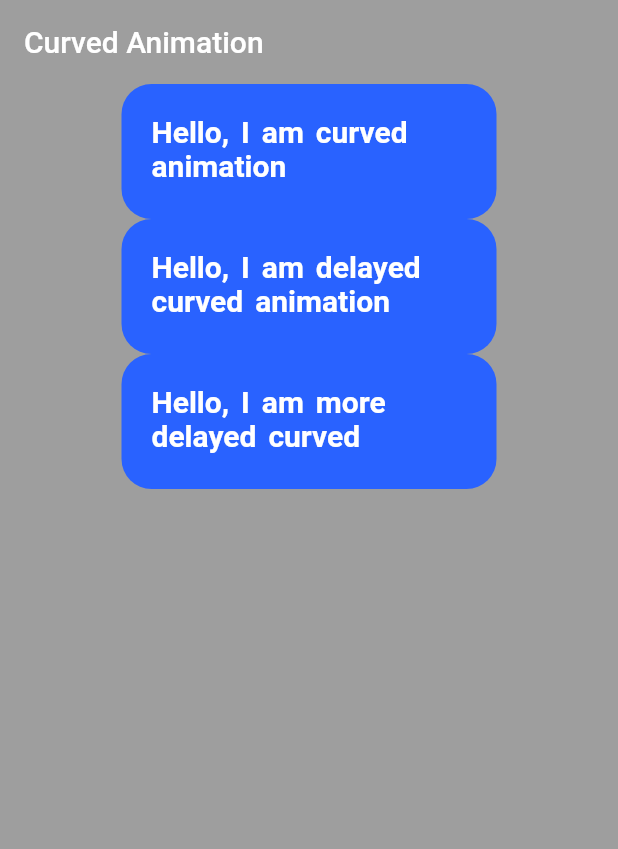
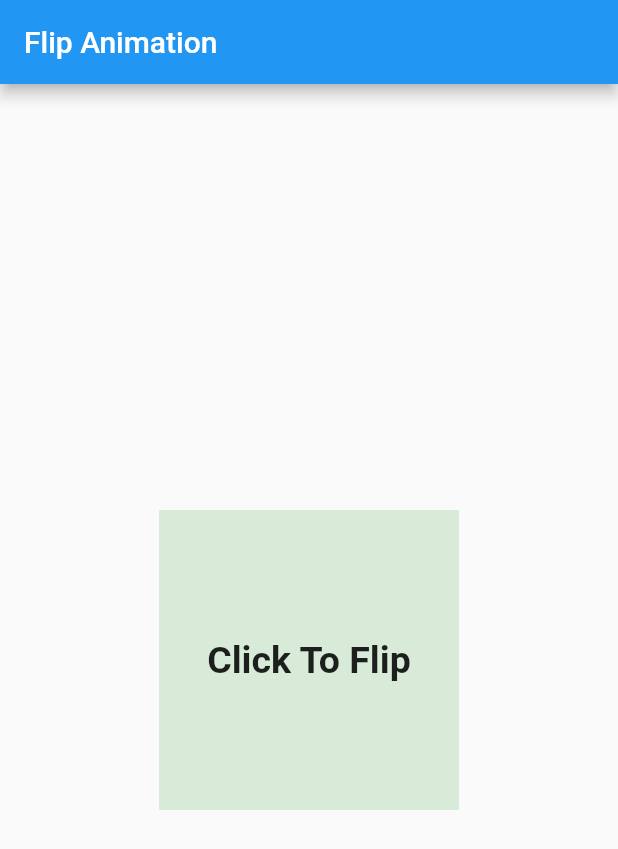
Before and after one commit to Qalb-E-Abbas/Flip-Animation-Flutter, a Flutter app: the screen it shows after launch, on a phone screen of 412 x 824 dp. Shown: the top 849 px of the screen. Run offline on Flutter 3.47's test engine with Material 2 defaults, Android fonts, the phone set to English and light mode, and no system bars.

Commit message:
This is initial commit

```diff
--- a/lib/main.dart
+++ b/lib/main.dart
@@ -1,118 +1,86 @@
+import 'dart:math';
+
 import 'package:flutter/material.dart';
 
-void main() {
-  runApp(MaterialApp(
+void main() => runApp(new MyApp());
+
+class MyApp extends StatelessWidget {
+  @override
+  Widget build(BuildContext context) {
+    return new MaterialApp(
       debugShowCheckedModeBanner: false,
-    home: HomePage(),
-  ));
+      home: new MyHomePage(),
+    );
   }
-class HomePage extends StatefulWidget {
-  @override
-  _HomePageState createState() => _HomePageState();
 }
 
-class _HomePageState extends State<HomePage> with SingleTickerProviderStateMixin{
+class MyHomePage extends StatefulWidget {
+  @override
+  _MyHomePageState createState() => new _MyHomePageState();
+}
 
-
-  AnimationController animationController;
-  Animation animation, delayed, soMuchDelayed;
+class _MyHomePageState extends State<MyHomePage>
+    with SingleTickerProviderStateMixin {
+  AnimationController controller;
+  Animation flip_anim;
 
   @override
   void initState() {
+    // TODO: implement initState
     super.initState();
 
-    animationController = AnimationController(duration: Duration(seconds: 3), vsync: this);
-    animation = Tween(begin: -1.0, end: 0.0).animate(CurvedAnimation(
-      parent: animationController,
-      curve: Curves.fastOutSlowIn
-    ));
+    controller = AnimationController(duration: Duration(seconds: 5), vsync: this);
 
-
-    delayed = Tween(begin: -1.0, end: 0.0).animate(CurvedAnimation(
-        parent: animationController,
-        curve: Interval(0.5, 1.0, curve:Curves.fastOutSlowIn)
-    ));
-
-    soMuchDelayed = Tween(begin: -1.0, end: 0.0).animate(CurvedAnimation(
-        parent: animationController,
-        curve: Interval(0.8, 1.0, curve:Curves.fastOutSlowIn)
-    ));
-
-
-    animationController.forward();
-
+    flip_anim = Tween(begin: 0.0, end: 1.0).animate(
+        CurvedAnimation(
+        parent: controller,
+            curve: Interval(0.0, 0.5, curve: Curves.linear)));
   }
-
 
   @override
   Widget build(BuildContext context) {
+    return new Scaffold(
+        appBar: new AppBar(
+          title: new Text('Flip Animation'),
+        ),
+        body: AnimatedBuilder(
+            animation: controller,
+            builder: (BuildContext context, Widget child) {
+              return Center(
 
-    final width = MediaQuery.of(context).size.width;
-    return AnimatedBuilder(animation: animationController, builder: (BuildContext context, Widget child){
-      return Scaffold(
-        backgroundColor: Colors.grey,
-        appBar: new AppBar(title: Text('Curved Animation'), backgroundColor: Colors.grey, elevation: 0.0,),
-        body: Align(
+                child: InkWell(
+                  onTap: () {
+                    controller.repeat();
+                  },
+                  child: Container(
+                    height: 200.0,
+                    width: 200.0,
+                    child:
+                    Transform(
+                      transform: Matrix4.identity()
+                        ..setEntry(3, 2, 0.005)
+                        ..rotateY(2 * pi * flip_anim.value),
                       alignment: Alignment.center,
-          child: Column(
-            children: [
-              Transform(
-                transform: Matrix4.translationValues(animation.value*width, 0.0, 0.0),
-                child: Center(child: Container(
-                  padding: EdgeInsets.all(20),
-                  height: 90,
-                  width: 250,
-                  decoration: BoxDecoration(
-                      borderRadius: BorderRadius.circular(20.0),
-                      color: Colors.blueAccent[700]
+                      child: Container(
+                          height: 100.0,
+                          width: 100.0,
+                          color: Colors.green.withOpacity(0.2),
+                          child: RotationTransition(
+                            turns: flip_anim,
+                            child: Center(
+                              child: Text('Click To Flip',
+                                  style: TextStyle(
+                                      fontSize: 25.0,
+                                      fontWeight: FontWeight.bold
+                                  )
                               ),
-                  child: Text('Hello, I am curved animation', style: TextStyle(
-                      color: Colors.white,
-                      fontSize: 20, wordSpacing: 3, fontWeight: FontWeight.bold
-                  ),),
-                ),),
                             ),
-
-              Transform(
-                transform: Matrix4.translationValues(delayed.value*width, 0.0, 0.0),
-                child: Center(child: Container(
-                  padding: EdgeInsets.all(20),
-                  height: 90,
-                  width: 250,
-                  decoration: BoxDecoration(
-                      borderRadius: BorderRadius.circular(20.0),
-                      color: Colors.blueAccent[700]
+                          )
                       ),
-                  child: Text('Hello, I am delayed curved animation', style: TextStyle(
-                      color: Colors.white,
-                      fontSize: 20, wordSpacing: 3, fontWeight: FontWeight.bold
-                  ),),
-                ),),
                     ),
-
-              Transform(
-                transform: Matrix4.translationValues(soMuchDelayed.value*width, 0.0, 0.0),
-                child: Center(child: Container(
-                  padding: EdgeInsets.all(20),
-                  height: 90,
-                  width: 250,
-                  decoration: BoxDecoration(
-                      borderRadius: BorderRadius.circular(20.0),
-                      color: Colors.blueAccent[700]
                   ),
-                  child: Text('Hello, I am more delayed curved animation', style: TextStyle(
-                      color: Colors.white,
-                      fontSize: 20, wordSpacing: 3, fontWeight: FontWeight.bold
-                  ),),
-                ),),
-              ),
-
-            ],
-          )
-
-
                 ),
               );
-    });
+            }));
   }
 }
```
Lines whose indentation alone changed are shown as unchanged.
